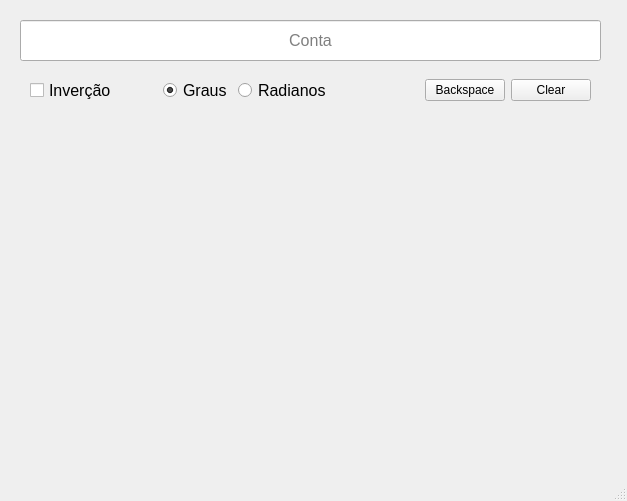
First picture: the form in mainwindow.ui, repository Filipe-Schaussicha/CalculadoraMicro, before the edit.
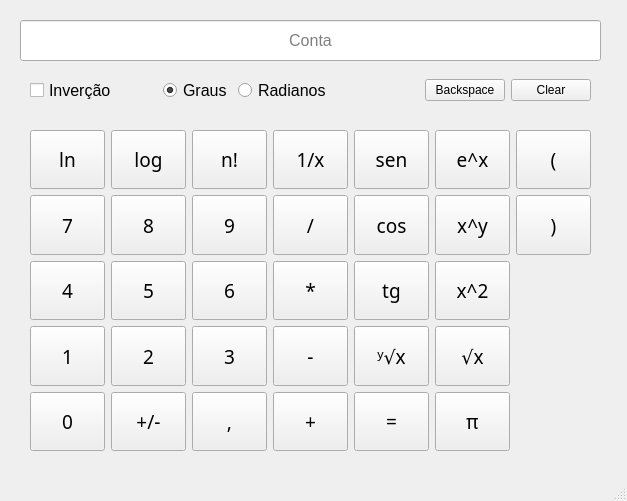
Second picture: the form after the edit.

Commit message: Layout da calculadora finalizado

```diff
--- a/mainwindow.ui
+++ b/mainwindow.ui
@@ -10,6 +10,12 @@
     <height>501</height>
    </rect>
   </property>
+  <property name="sizePolicy">
+   <sizepolicy hsizetype="Preferred" vsizetype="Preferred">
+    <horstretch>0</horstretch>
+    <verstretch>0</verstretch>
+   </sizepolicy>
+  </property>
   <property name="windowTitle">
    <string>MainWindow</string>
   </property>
@@ -143,6 +149,764 @@
      </item>
     </layout>
    </widget>
+   <widget class="QWidget" name="horizontalLayoutWidget_4">
+    <property name="geometry">
+     <rect>
+      <x>30</x>
+      <y>130</y>
+      <width>561</width>
+      <height>321</height>
+     </rect>
+    </property>
+    <layout class="QHBoxLayout" name="horizontalLayout_6">
+     <item>
+      <layout class="QVBoxLayout" name="verticalLayout">
+       <item>
+        <widget class="QPushButton" name="BtnLn">
+         <property name="sizePolicy">
+          <sizepolicy hsizetype="Ignored" vsizetype="Preferred">
+           <horstretch>0</horstretch>
+           <verstretch>0</verstretch>
+          </sizepolicy>
+         </property>
+         <property name="font">
+          <font>
+           <family>Adwaita Sans</family>
+           <pointsize>14</pointsize>
+           <fontweight>DemiBold</fontweight>
+          </font>
+         </property>
+         <property name="text">
+          <string>ln</string>
+         </property>
+        </widget>
+       </item>
+       <item>
+        <widget class="QPushButton" name="Btn7">
+         <property name="sizePolicy">
+          <sizepolicy hsizetype="Ignored" vsizetype="Preferred">
+           <horstretch>0</horstretch>
+           <verstretch>0</verstretch>
+          </sizepolicy>
+         </property>
+         <property name="font">
+          <font>
+           <family>Adwaita Sans</family>
+           <pointsize>14</pointsize>
+           <fontweight>DemiBold</fontweight>
+          </font>
+         </property>
+         <property name="text">
+          <string>7</string>
+         </property>
+        </widget>
+       </item>
+       <item>
+        <widget class="QPushButton" name="Btn4">
+         <property name="sizePolicy">
+          <sizepolicy hsizetype="Ignored" vsizetype="Preferred">
+           <horstretch>0</horstretch>
+           <verstretch>0</verstretch>
+          </sizepolicy>
+         </property>
+         <property name="font">
+          <font>
+           <family>Adwaita Sans</family>
+           <pointsize>14</pointsize>
+           <fontweight>DemiBold</fontweight>
+          </font>
+         </property>
+         <property name="text">
+          <string>4</string>
+         </property>
+        </widget>
+       </item>
+       <item>
+        <widget class="QPushButton" name="Btn1">
+         <property name="sizePolicy">
+          <sizepolicy hsizetype="Ignored" vsizetype="Preferred">
+           <horstretch>0</horstretch>
+           <verstretch>0</verstretch>
+          </sizepolicy>
+         </property>
+         <property name="font">
+          <font>
+           <family>Adwaita Sans</family>
+           <pointsize>14</pointsize>
+           <fontweight>DemiBold</fontweight>
+          </font>
+         </property>
+         <property name="text">
+          <string>1</string>
+         </property>
+        </widget>
+       </item>
+       <item>
+        <widget class="QPushButton" name="Btn0">
+         <property name="sizePolicy">
+          <sizepolicy hsizetype="Ignored" vsizetype="Preferred">
+           <horstretch>0</horstretch>
+           <verstretch>0</verstretch>
+          </sizepolicy>
+         </property>
+         <property name="font">
+          <font>
+           <family>Adwaita Sans</family>
+           <pointsize>14</pointsize>
+           <fontweight>DemiBold</fontweight>
+          </font>
+         </property>
+         <property name="text">
+          <string>0</string>
+         </property>
+        </widget>
+       </item>
+      </layout>
+     </item>
+     <item>
+      <layout class="QVBoxLayout" name="verticalLayout_3">
+       <item>
+        <widget class="QPushButton" name="Btnlog">
+         <property name="sizePolicy">
+          <sizepolicy hsizetype="Ignored" vsizetype="Preferred">
+           <horstretch>0</horstretch>
+           <verstretch>0</verstretch>
+          </sizepolicy>
+         </property>
+         <property name="font">
+          <font>
+           <family>Adwaita Sans</family>
+           <pointsize>14</pointsize>
+           <fontweight>DemiBold</fontweight>
+          </font>
+         </property>
+         <property name="text">
+          <string>log</string>
+         </property>
+        </widget>
+       </item>
+       <item>
+        <widget class="QPushButton" name="Btn8">
+         <property name="sizePolicy">
+          <sizepolicy hsizetype="Ignored" vsizetype="Preferred">
+           <horstretch>0</horstretch>
+           <verstretch>0</verstretch>
+          </sizepolicy>
+         </property>
+         <property name="font">
+          <font>
+           <family>Adwaita Sans</family>
+           <pointsize>14</pointsize>
+           <fontweight>DemiBold</fontweight>
+          </font>
+         </property>
+         <property name="text">
+          <string>8</string>
+         </property>
+        </widget>
+       </item>
+       <item>
+        <widget class="QPushButton" name="Btn5">
+         <property name="sizePolicy">
+          <sizepolicy hsizetype="Ignored" vsizetype="Preferred">
+           <horstretch>0</horstretch>
+           <verstretch>0</verstretch>
+          </sizepolicy>
+         </property>
+         <property name="font">
+          <font>
+           <family>Adwaita Sans</family>
+           <pointsize>14</pointsize>
+           <fontweight>DemiBold</fontweight>
+          </font>
+         </property>
+         <property name="text">
+          <string>5</string>
+         </property>
+        </widget>
+       </item>
+       <item>
+        <widget class="QPushButton" name="Btn2">
+         <property name="sizePolicy">
+          <sizepolicy hsizetype="Ignored" vsizetype="Preferred">
+           <horstretch>0</horstretch>
+           <verstretch>0</verstretch>
+          </sizepolicy>
+         </property>
+         <property name="font">
+          <font>
+           <family>Adwaita Sans</family>
+           <pointsize>14</pointsize>
+           <fontweight>DemiBold</fontweight>
+          </font>
+         </property>
+         <property name="text">
+          <string>2</string>
+         </property>
+        </widget>
+       </item>
+       <item>
+        <widget class="QPushButton" name="BtnSinal">
+         <property name="sizePolicy">
+          <sizepolicy hsizetype="Ignored" vsizetype="Preferred">
+           <horstretch>0</horstretch>
+           <verstretch>0</verstretch>
+          </sizepolicy>
+         </property>
+         <property name="font">
+          <font>
+           <family>Adwaita Sans</family>
+           <pointsize>14</pointsize>
+           <fontweight>DemiBold</fontweight>
+          </font>
+         </property>
+         <property name="text">
+          <string>+/-</string>
+         </property>
+        </widget>
+       </item>
+      </layout>
+     </item>
+     <item>
+      <layout class="QVBoxLayout" name="verticalLayout_9">
+       <item>
+        <widget class="QPushButton" name="BtnFat">
+         <property name="sizePolicy">
+          <sizepolicy hsizetype="Ignored" vsizetype="Preferred">
+           <horstretch>0</horstretch>
+           <verstretch>0</verstretch>
+          </sizepolicy>
+         </property>
+         <property name="font">
+          <font>
+           <family>Adwaita Sans</family>
+           <pointsize>14</pointsize>
+           <fontweight>DemiBold</fontweight>
+          </font>
+         </property>
+         <property name="text">
+          <string>n!</string>
+         </property>
+        </widget>
+       </item>
+       <item>
+        <widget class="QPushButton" name="Btn9">
+         <property name="sizePolicy">
+          <sizepolicy hsizetype="Ignored" vsizetype="Preferred">
+           <horstretch>0</horstretch>
+           <verstretch>0</verstretch>
+          </sizepolicy>
+         </property>
+         <property name="font">
+          <font>
+           <family>Adwaita Sans</family>
+           <pointsize>14</pointsize>
+           <fontweight>DemiBold</fontweight>
+          </font>
+         </property>
+         <property name="text">
+          <string>9</string>
+         </property>
+        </widget>
+       </item>
+       <item>
+        <widget class="QPushButton" name="Btn6">
+         <property name="sizePolicy">
+          <sizepolicy hsizetype="Ignored" vsizetype="Preferred">
+           <horstretch>0</horstretch>
+           <verstretch>0</verstretch>
+          </sizepolicy>
+         </property>
+         <property name="font">
+          <font>
+           <family>Adwaita Sans</family>
+           <pointsize>14</pointsize>
+           <fontweight>DemiBold</fontweight>
+          </font>
+         </property>
+         <property name="text">
+          <string>6</string>
+         </property>
+        </widget>
+       </item>
+       <item>
+        <widget class="QPushButton" name="Btn3">
+         <property name="sizePolicy">
+          <sizepolicy hsizetype="Ignored" vsizetype="Preferred">
+           <horstretch>0</horstretch>
+           <verstretch>0</verstretch>
+          </sizepolicy>
+         </property>
+         <property name="font">
+          <font>
+           <family>Adwaita Sans</family>
+           <pointsize>14</pointsize>
+           <fontweight>DemiBold</fontweight>
+          </font>
+         </property>
+         <property name="text">
+          <string>3</string>
+         </property>
+        </widget>
+       </item>
+       <item>
+        <widget class="QPushButton" name="BtnVirgula">
+         <property name="sizePolicy">
+          <sizepolicy hsizetype="Ignored" vsizetype="Preferred">
+           <horstretch>0</horstretch>
+           <verstretch>0</verstretch>
+          </sizepolicy>
+         </property>
+         <property name="font">
+          <font>
+           <family>Adwaita Sans</family>
+           <pointsize>14</pointsize>
+           <fontweight>DemiBold</fontweight>
+          </font>
+         </property>
+         <property name="text">
+          <string>,</string>
+         </property>
+        </widget>
+       </item>
+      </layout>
+     </item>
+     <item>
+      <layout class="QVBoxLayout" name="verticalLayout_4">
+       <item>
+        <widget class="QPushButton" name="BtnFrac">
+         <property name="sizePolicy">
+          <sizepolicy hsizetype="Ignored" vsizetype="Preferred">
+           <horstretch>0</horstretch>
+           <verstretch>0</verstretch>
+          </sizepolicy>
+         </property>
+         <property name="font">
+          <font>
+           <family>Adwaita Sans</family>
+           <pointsize>14</pointsize>
+           <fontweight>DemiBold</fontweight>
+          </font>
+         </property>
+         <property name="text">
+          <string>1/x</string>
+         </property>
+        </widget>
+       </item>
+       <item>
+        <widget class="QPushButton" name="BtnDiv">
+         <property name="sizePolicy">
+          <sizepolicy hsizetype="Ignored" vsizetype="Preferred">
+           <horstretch>0</horstretch>
+           <verstretch>0</verstretch>
+          </sizepolicy>
+         </property>
+         <property name="font">
+          <font>
+           <family>Adwaita Sans</family>
+           <pointsize>14</pointsize>
+           <fontweight>DemiBold</fontweight>
+          </font>
+         </property>
+         <property name="text">
+          <string>/</string>
+         </property>
+        </widget>
+       </item>
+       <item>
+        <widget class="QPushButton" name="BtnMult">
+         <property name="sizePolicy">
+          <sizepolicy hsizetype="Ignored" vsizetype="Preferred">
+           <horstretch>0</horstretch>
+           <verstretch>0</verstretch>
+          </sizepolicy>
+         </property>
+         <property name="font">
+          <font>
+           <family>Adwaita Sans</family>
+           <pointsize>14</pointsize>
+           <fontweight>DemiBold</fontweight>
+          </font>
+         </property>
+         <property name="text">
+          <string>*</string>
+         </property>
+        </widget>
+       </item>
+       <item>
+        <widget class="QPushButton" name="BtnMenos">
+         <property name="sizePolicy">
+          <sizepolicy hsizetype="Ignored" vsizetype="Preferred">
+           <horstretch>0</horstretch>
+           <verstretch>0</verstretch>
+          </sizepolicy>
+         </property>
+         <property name="font">
+          <font>
+           <family>Adwaita Sans</family>
+           <pointsize>14</pointsize>
+           <fontweight>DemiBold</fontweight>
+          </font>
+         </property>
+         <property name="text">
+          <string>-</string>
+         </property>
+        </widget>
+       </item>
+       <item>
+        <widget class="QPushButton" name="BtnMais">
+         <property name="sizePolicy">
+          <sizepolicy hsizetype="Ignored" vsizetype="Preferred">
+           <horstretch>0</horstretch>
+           <verstretch>0</verstretch>
+          </sizepolicy>
+         </property>
+         <property name="font">
+          <font>
+           <family>Adwaita Sans</family>
+           <pointsize>14</pointsize>
+           <fontweight>DemiBold</fontweight>
+          </font>
+         </property>
+         <property name="text">
+          <string>+</string>
+         </property>
+        </widget>
+       </item>
+      </layout>
+     </item>
+     <item>
+      <layout class="QVBoxLayout" name="verticalLayout_5">
+       <item>
+        <widget class="QPushButton" name="BtnSen">
+         <property name="sizePolicy">
+          <sizepolicy hsizetype="Ignored" vsizetype="Preferred">
+           <horstretch>0</horstretch>
+           <verstretch>0</verstretch>
+          </sizepolicy>
+         </property>
+         <property name="font">
+          <font>
+           <family>Adwaita Sans</family>
+           <pointsize>14</pointsize>
+           <fontweight>DemiBold</fontweight>
+          </font>
+         </property>
+         <property name="text">
+          <string>sen</string>
+         </property>
+        </widget>
+       </item>
+       <item>
+        <widget class="QPushButton" name="BtnCos">
+         <property name="sizePolicy">
+          <sizepolicy hsizetype="Ignored" vsizetype="Preferred">
+           <horstretch>0</horstretch>
+           <verstretch>0</verstretch>
+          </sizepolicy>
+         </property>
+         <property name="font">
+          <font>
+           <family>Adwaita Sans</family>
+           <pointsize>14</pointsize>
+           <fontweight>DemiBold</fontweight>
+          </font>
+         </property>
+         <property name="text">
+          <string>cos</string>
+         </property>
+        </widget>
+       </item>
+       <item>
+        <widget class="QPushButton" name="BtnTg">
+         <property name="sizePolicy">
+          <sizepolicy hsizetype="Ignored" vsizetype="Preferred">
+           <horstretch>0</horstretch>
+           <verstretch>0</verstretch>
+          </sizepolicy>
+         </property>
+         <property name="font">
+          <font>
+           <family>Adwaita Sans</family>
+           <pointsize>14</pointsize>
+           <fontweight>DemiBold</fontweight>
+          </font>
+         </property>
+         <property name="text">
+          <string>tg</string>
+         </property>
+        </widget>
+       </item>
+       <item>
+        <widget class="QPushButton" name="BtnRaizY">
+         <property name="sizePolicy">
+          <sizepolicy hsizetype="Ignored" vsizetype="Preferred">
+           <horstretch>0</horstretch>
+           <verstretch>0</verstretch>
+          </sizepolicy>
+         </property>
+         <property name="font">
+          <font>
+           <family>Adwaita Sans</family>
+           <pointsize>14</pointsize>
+           <fontweight>DemiBold</fontweight>
+          </font>
+         </property>
+         <property name="text">
+          <string>ʸ√x</string>
+         </property>
+        </widget>
+       </item>
+       <item>
+        <widget class="QPushButton" name="BtnIgual">
+         <property name="sizePolicy">
+          <sizepolicy hsizetype="Ignored" vsizetype="Preferred">
+           <horstretch>0</horstretch>
+           <verstretch>0</verstretch>
+          </sizepolicy>
+         </property>
+         <property name="font">
+          <font>
+           <family>Adwaita Sans</family>
+           <pointsize>14</pointsize>
+           <fontweight>DemiBold</fontweight>
+          </font>
+         </property>
+         <property name="text">
+          <string>=</string>
+         </property>
+        </widget>
+       </item>
+      </layout>
+     </item>
+     <item>
+      <layout class="QVBoxLayout" name="verticalLayout_6">
+       <item>
+        <widget class="QPushButton" name="BtnEuler">
+         <property name="sizePolicy">
+          <sizepolicy hsizetype="Ignored" vsizetype="Preferred">
+           <horstretch>0</horstretch>
+           <verstretch>0</verstretch>
+          </sizepolicy>
+         </property>
+         <property name="font">
+          <font>
+           <family>Adwaita Sans</family>
+           <pointsize>14</pointsize>
+           <fontweight>DemiBold</fontweight>
+          </font>
+         </property>
+         <property name="text">
+          <string>e^x</string>
+         </property>
+        </widget>
+       </item>
+       <item>
+        <widget class="QPushButton" name="BtnElevado">
+         <property name="sizePolicy">
+          <sizepolicy hsizetype="Ignored" vsizetype="Preferred">
+           <horstretch>0</horstretch>
+           <verstretch>0</verstretch>
+          </sizepolicy>
+         </property>
+         <property name="font">
+          <font>
+           <family>Adwaita Sans</family>
+           <pointsize>14</pointsize>
+           <fontweight>DemiBold</fontweight>
+          </font>
+         </property>
+         <property name="text">
+          <string>x^y</string>
+         </property>
+        </widget>
+       </item>
+       <item>
+        <widget class="QPushButton" name="BtnElevadoA2">
+         <property name="sizePolicy">
+          <sizepolicy hsizetype="Ignored" vsizetype="Preferred">
+           <horstretch>0</horstretch>
+           <verstretch>0</verstretch>
+          </sizepolicy>
+         </property>
+         <property name="font">
+          <font>
+           <family>Adwaita Sans</family>
+           <pointsize>14</pointsize>
+           <fontweight>DemiBold</fontweight>
+          </font>
+         </property>
+         <property name="text">
+          <string>x^2</string>
+         </property>
+        </widget>
+       </item>
+       <item>
+        <widget class="QPushButton" name="BtnRaizQuadrada">
+         <property name="sizePolicy">
+          <sizepolicy hsizetype="Ignored" vsizetype="Preferred">
+           <horstretch>0</horstretch>
+           <verstretch>0</verstretch>
+          </sizepolicy>
+         </property>
+         <property name="font">
+          <font>
+           <family>Adwaita Sans</family>
+           <pointsize>14</pointsize>
+           <fontweight>DemiBold</fontweight>
+          </font>
+         </property>
+         <property name="text">
+          <string>√x</string>
+         </property>
+        </widget>
+       </item>
+       <item>
+        <widget class="QPushButton" name="BtnPi">
+         <property name="sizePolicy">
+          <sizepolicy hsizetype="Ignored" vsizetype="Preferred">
+           <horstretch>0</horstretch>
+           <verstretch>0</verstretch>
+          </sizepolicy>
+         </property>
+         <property name="font">
+          <font>
+           <family>Adwaita Sans</family>
+           <pointsize>14</pointsize>
+           <fontweight>DemiBold</fontweight>
+          </font>
+         </property>
+         <property name="text">
+          <string>π</string>
+         </property>
+        </widget>
+       </item>
+      </layout>
+     </item>
+     <item>
+      <layout class="QVBoxLayout" name="verticalLayout_2">
+       <item>
+        <widget class="QPushButton" name="BtnAbreParenteses">
+         <property name="sizePolicy">
+          <sizepolicy hsizetype="Ignored" vsizetype="Preferred">
+           <horstretch>0</horstretch>
+           <verstretch>0</verstretch>
+          </sizepolicy>
+         </property>
+         <property name="font">
+          <font>
+           <family>Adwaita Sans</family>
+           <pointsize>14</pointsize>
+           <fontweight>DemiBold</fontweight>
+          </font>
+         </property>
+         <property name="text">
+          <string>(</string>
+         </property>
+        </widget>
+       </item>
+       <item>
+        <widget class="QPushButton" name="BntFechaParenteses">
+         <property name="sizePolicy">
+          <sizepolicy hsizetype="Ignored" vsizetype="Preferred">
+           <horstretch>0</horstretch>
+           <verstretch>0</verstretch>
+          </sizepolicy>
+         </property>
+         <property name="font">
+          <font>
+           <family>Adwaita Sans</family>
+           <pointsize>14</pointsize>
+           <fontweight>DemiBold</fontweight>
+          </font>
+         </property>
+         <property name="text">
+          <string>)</string>
+         </property>
+        </widget>
+       </item>
+       <item>
+        <widget class="QPushButton" name="pushButton_33">
+         <property name="enabled">
+          <bool>false</bool>
+         </property>
+         <property name="sizePolicy">
+          <sizepolicy hsizetype="Ignored" vsizetype="Preferred">
+           <horstretch>0</horstretch>
+           <verstretch>0</verstretch>
+          </sizepolicy>
+         </property>
+         <property name="font">
+          <font>
+           <family>Adwaita Sans</family>
+           <pointsize>14</pointsize>
+           <fontweight>DemiBold</fontweight>
+          </font>
+         </property>
+         <property name="text">
+          <string/>
+         </property>
+         <property name="flat">
+          <bool>true</bool>
+         </property>
+        </widget>
+       </item>
+       <item>
+        <widget class="QPushButton" name="pushButton_34">
+         <property name="enabled">
+          <bool>false</bool>
+         </property>
+         <property name="sizePolicy">
+          <sizepolicy hsizetype="Ignored" vsizetype="Preferred">
+           <horstretch>0</horstretch>
+           <verstretch>0</verstretch>
+          </sizepolicy>
+         </property>
+         <property name="font">
+          <font>
+           <family>Adwaita Sans</family>
+           <pointsize>14</pointsize>
+           <fontweight>DemiBold</fontweight>
+          </font>
+         </property>
+         <property name="text">
+          <string/>
+         </property>
+         <property name="flat">
+          <bool>true</bool>
+         </property>
+        </widget>
+       </item>
+       <item>
+        <widget class="QPushButton" name="pushButton_35">
+         <property name="enabled">
+          <bool>false</bool>
+         </property>
+         <property name="sizePolicy">
+          <sizepolicy hsizetype="Ignored" vsizetype="Preferred">
+           <horstretch>0</horstretch>
+           <verstretch>0</verstretch>
+          </sizepolicy>
+         </property>
+         <property name="font">
+          <font>
+           <family>Adwaita Sans</family>
+           <pointsize>14</pointsize>
+           <fontweight>DemiBold</fontweight>
+          </font>
+         </property>
+         <property name="text">
+          <string/>
+         </property>
+         <property name="flat">
+          <bool>true</bool>
+         </property>
+        </widget>
+       </item>
+      </layout>
+     </item>
+    </layout>
+   </widget>
   </widget>
   <widget class="QMenuBar" name="menubar">
    <property name="geometry">
```
Left out of the diff: 2 changed lines with no effect on the pictures.
